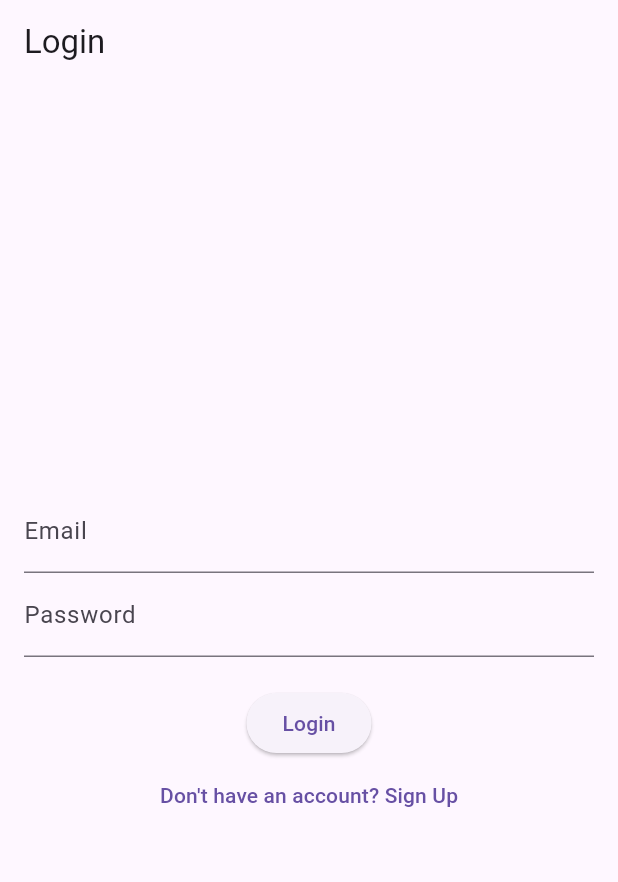
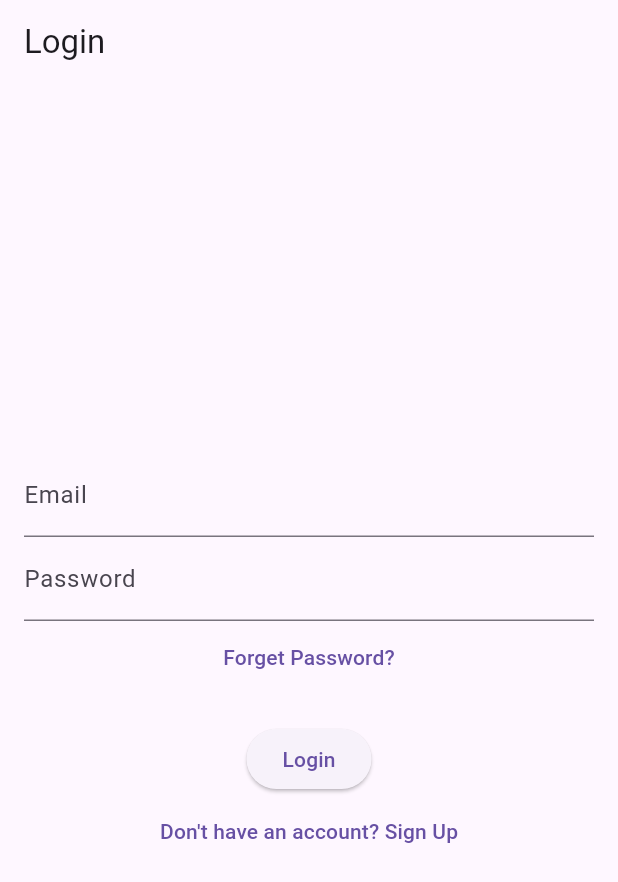
Before and after one commit to jasonapp2244/tester, a Flutter app: the screen it shows once a user with an empty profile is signed in, after a tap on the "logout" icon, on a phone screen of 412 x 824 dp. Shown: the top 882 px of the screen. Run offline on Flutter 3.47's test engine with Material 3 defaults, Android fonts, the phone set to English and light mode, and no system bars; our stand-ins replace firebase_auth, firebase_core, firebase_database, shared_preferences; accounts and stored records are empty; network calls fail.

Commit message:
Added Theme

```diff
--- a/lib/auth_service.dart
+++ b/lib/auth_service.dart
@@ -34,7 +34,7 @@ class AuthService {
     }
   }
 
-  // Sign In
+  // Forget Password
   Future<User?> forgetPassword(String email) async {
     try {
       await _auth.sendPasswordResetEmail(email: email);
--- a/lib/auth_wrap.dart
+++ b/lib/auth_wrap.dart
@@ -11,19 +11,14 @@ class AuthWrapper extends StatelessWidget {
     return StreamBuilder<User?>(
       stream: FirebaseAuth.instance.authStateChanges(),
       builder: (context, snapshot) {
-        // Checking state
         if (snapshot.connectionState == ConnectionState.waiting) {
           return const Scaffold(
             body: Center(child: CircularProgressIndicator()),
           );
         }
-
-        // If user is logged in → HomeScreen
         if (snapshot.hasData) {
           return const HomeScreen();
         }
-
-        // If user is not logged in → LoginScreen
         return const LoginScreen();
       },
     );
--- a/lib/login_screen.dart
+++ b/lib/login_screen.dart
@@ -6,13 +6,13 @@ class LoginScreen extends StatefulWidget {
   const LoginScreen({super.key});
 
   @override
-  _LoginScreenState createState() => _LoginScreenState();
+  LoginScreenState createState() => LoginScreenState();
 }
 
-class _LoginScreenState extends State<LoginScreen> {
+class LoginScreenState extends State<LoginScreen> {
   final TextEditingController emailController = TextEditingController();
   final TextEditingController passwordController = TextEditingController();
-  bool isLogin = true; // toggle between login/signup
+  bool isLogin = true;
   final AuthService _authService = AuthService();
 
   @override
@@ -32,6 +32,29 @@ class _LoginScreenState extends State<LoginScreen> {
               controller: passwordController,
               decoration: const InputDecoration(labelText: "Password"),
               obscureText: true,
+            ),
+            TextButton(
+              onPressed: () async {
+                if (emailController.text.isNotEmpty) {
+                  if (isLogin) {
+                    await _authService.forgetPassword(
+                      emailController.text.trim(),
+                    );
+                    if (mounted) {
+                      ScaffoldMessenger.of(context).showSnackBar(
+                        const SnackBar(
+                          content: Text("Password reset email sent"),
+                        ),
+                      );
+                    }
+                  }
+                } else { ScaffoldMessenger.of(context).showSnackBar(
+                        const SnackBar(
+                          content: Text("Please Enter Register Email"),
+                        ),
+                      );}
+              },
+              child: isLogin ? Text("Forget Password?") : Text(""),
             ),
             const SizedBox(height: 20),
             ElevatedButton(
@@ -53,9 +76,11 @@ class _LoginScreenState extends State<LoginScreen> {
             ),
             TextButton(
               onPressed: () => setState(() => isLogin = !isLogin),
-              child: Text(isLogin
-                  ? "Don't have an account? Sign Up"
-                  : "Already have an account? Login"),
+              child: Text(
+                isLogin
+                    ? "Don't have an account? Sign Up"
+                    : "Already have an account? Login",
+              ),
             ),
           ],
         ),
--- a/lib/main.dart
+++ b/lib/main.dart
@@ -8,11 +8,12 @@ void main() async {
   WidgetsFlutterBinding.ensureInitialized();
   await Firebase.initializeApp();
   runApp(
-    ChangeNotifierProvider(
-      create: (_) => ThemeProvider(),
+    MultiProvider(
+      providers: [
+        ChangeNotifierProvider<ThemeProvider>(create: (_) => ThemeProvider()),
+      ],
       child: const MyApp(),
     ),
-
   );
 }
 
```
